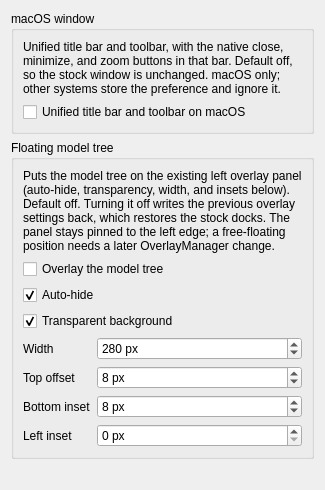
Old version of the form src/Mod/BruceWorx/preferences-bruceworx.ui in the repository brucecodes2023/FreeCAD_BruceWorx.
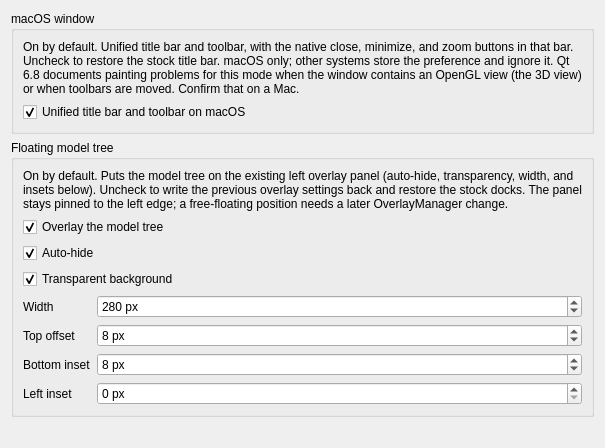
New version of the form. Custom widgets are drawn as their Qt base class.

Commit message:
[BW] Default the unified title bar and floating model tree on
Missing UnifiedTitleAndToolBar and FloatingModelTree now mean on.
Unchecking either one still restores stock: the title-bar property is
set false, and the model tree writes the pre-apply overlay snapshot back.

```diff
--- a/src/Mod/BruceWorx/preferences-bruceworx.ui
+++ b/src/Mod/BruceWorx/preferences-bruceworx.ui
@@ -15,7 +15,7 @@
       <item>
        <widget class="QLabel" name="labelMac">
         <property name="text">
-         <string>Unified title bar and toolbar, with the native close, minimize, and zoom buttons in that bar. Default off, so the stock window is unchanged. macOS only; other systems store the preference and ignore it.</string>
+         <string>On by default. Unified title bar and toolbar, with the native close, minimize, and zoom buttons in that bar. Uncheck to restore the stock title bar. macOS only; other systems store the preference and ignore it. Qt 6.8 documents painting problems for this mode when the window contains an OpenGL view (the 3D view) or when toolbars are moved. Confirm that on a Mac.</string>
         </property>
         <property name="wordWrap">
          <bool>true</bool>
@@ -31,7 +31,7 @@
          <string>Unified title bar and toolbar on macOS</string>
         </property>
         <property name="checked">
-         <bool>false</bool>
+         <bool>true</bool>
         </property>
         <property name="prefEntry" stdset="0">
          <cstring>UnifiedTitleAndToolBar</cstring>
@@ -53,7 +53,7 @@
       <item>
        <widget class="QLabel" name="labelTree">
         <property name="text">
-         <string>Puts the model tree on the existing left overlay panel (auto-hide, transparency, width, and insets below). Default off. Turning it off writes the previous overlay settings back, which restores the stock docks. The panel stays pinned to the left edge; a free-floating position needs a later OverlayManager change.</string>
+         <string>On by default. Puts the model tree on the existing left overlay panel (auto-hide, transparency, width, and insets below). Uncheck to write the previous overlay settings back and restore the stock docks. The panel stays pinned to the left edge; a free-floating position needs a later OverlayManager change.</string>
         </property>
         <property name="wordWrap">
          <bool>true</bool>
@@ -69,7 +69,7 @@
          <string>Overlay the model tree</string>
         </property>
         <property name="checked">
-         <bool>false</bool>
+         <bool>true</bool>
         </property>
         <property name="prefEntry" stdset="0">
          <cstring>FloatingModelTree</cstring>
```
Left out of the diff: 4 changed lines with no effect on the pictures. The commit also changes 5 other files.
